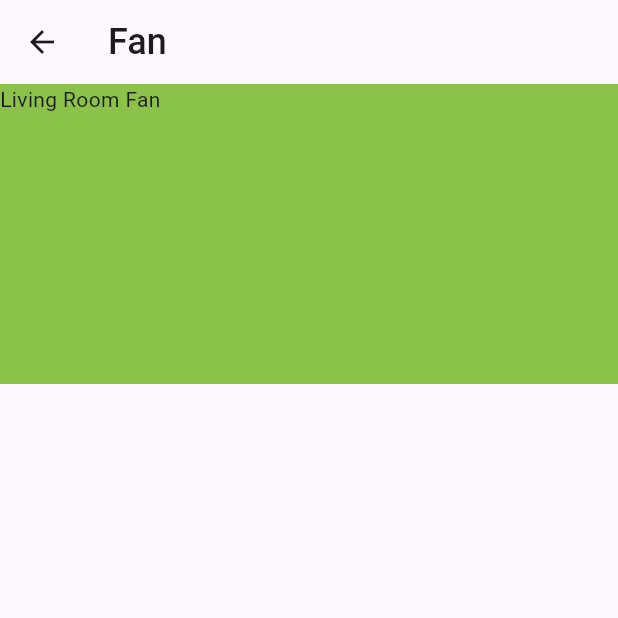
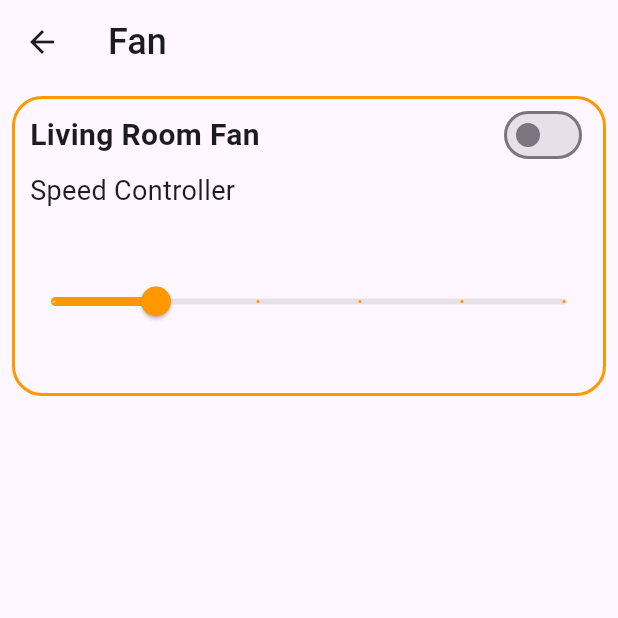
Before and after one commit to akashm936/home_appliances_app, a Flutter app: the FanScreen screen opened directly, on a phone screen of 412 x 824 dp, the top half of it. Run offline on Flutter 3.47's test engine with Material 3 defaults, Android fonts, the light colour scheme and no system bars.

Commit message:
New Widget are added to fan_screen home appliences controller app

```diff
--- a/lib/fan_screen.dart
+++ b/lib/fan_screen.dart
@@ -1,31 +1,83 @@
 import 'package:flutter/cupertino.dart';
 import 'package:flutter/material.dart';
 
-class FanScreen extends StatelessWidget{
+class FanScreen extends StatefulWidget{
+
+  @override
+  State<FanScreen> createState() => _FanScreenState();
+
+}
+
+class _FanScreenState extends State<FanScreen> {
+  double _value = 1;
+  bool isSwitch = false;
   @override
   Widget build(BuildContext context) {
     return Scaffold(
       appBar: AppBar(
         title: Text("Fan",style: TextStyle(fontSize: 24, fontWeight: FontWeight.w500),),
       ),
-      body: Column(
+      body: Padding(
+        padding: const EdgeInsets.all(8.0),
+        child: Column(
           children: [
             Container(
               width: double.infinity,
               height: 200,
-            color: Colors.lightGreen,
+              decoration: BoxDecoration(
+                // color: Colors.lightGreenAccent,
+                borderRadius: BorderRadius.circular(20),
+                border: Border.all(
+                  color: Colors.orange,
+                  width: 2,
+                )
+              ),
               child: Column(
+                crossAxisAlignment: CrossAxisAlignment.start,
                 children: [
-                Row(
+                  Padding(
+                    padding: const EdgeInsets.only(left: 10.0, right: 10.0),
+                    child: Row(
+                      mainAxisAlignment: MainAxisAlignment.spaceBetween,
                       children: [
-                    Text("Living Room Fan",)
+                        Text("Living Room Fan",style: TextStyle(fontSize: 20, fontWeight: FontWeight.bold),),
+                        Switch(
+                          value: isSwitch,
+                            activeColor: Colors.orange,
+                            onChanged: (value){
+                          setState(() {
+                            isSwitch = value;
+                            isSwitch!=true ? print("Switch is off"): print("Switch is on");
+                            });
+                        })
                       ],
+                    ),
+                  ),
+                  Padding(
+                    padding: const EdgeInsets.only(left: 10.0),
+                    child: Text("Speed Controller", style: TextStyle(fontSize: 18),),
+                  ),
+                  Expanded(
+                    child: Slider(
+                      min: 0,
+                      max: 5,
+                      divisions: 5,
+                      activeColor: Colors.orange,
+                      label: _value.round().toString(),
+                      value: _value, onChanged: (value){
+                      _value = value;
+                      setState(() {
+
+                      });
+
+                    }),
                   )
                 ],
               ),
             )
           ],
         ),
+      ),
     );
   }
 }
```
Lines whose indentation alone changed are shown as unchanged.
